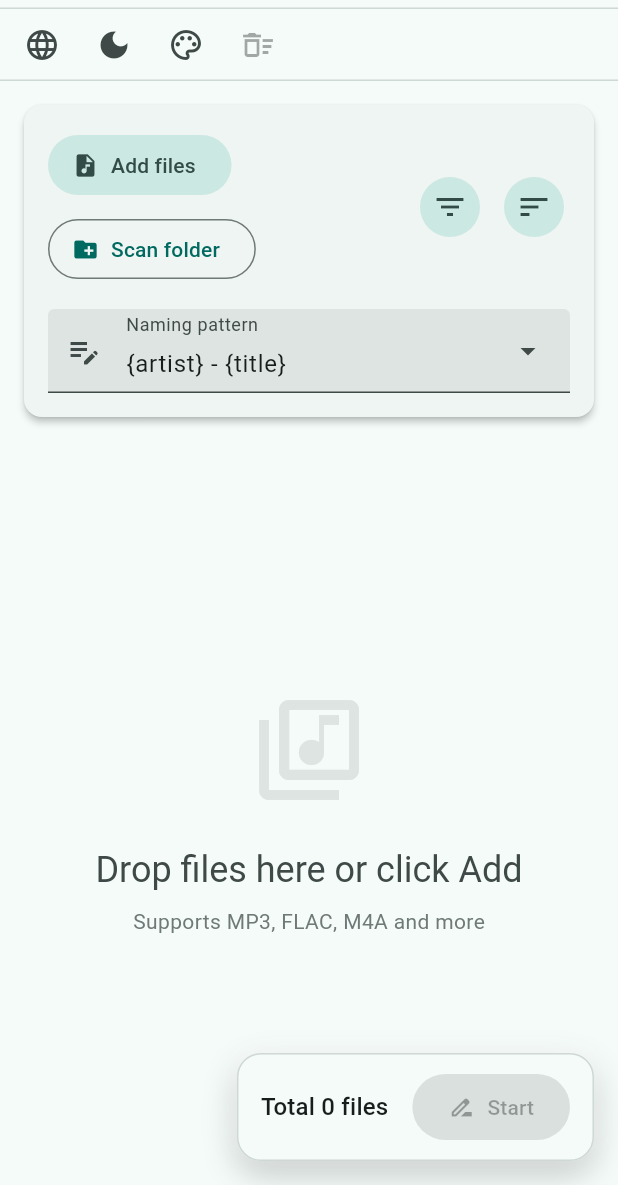
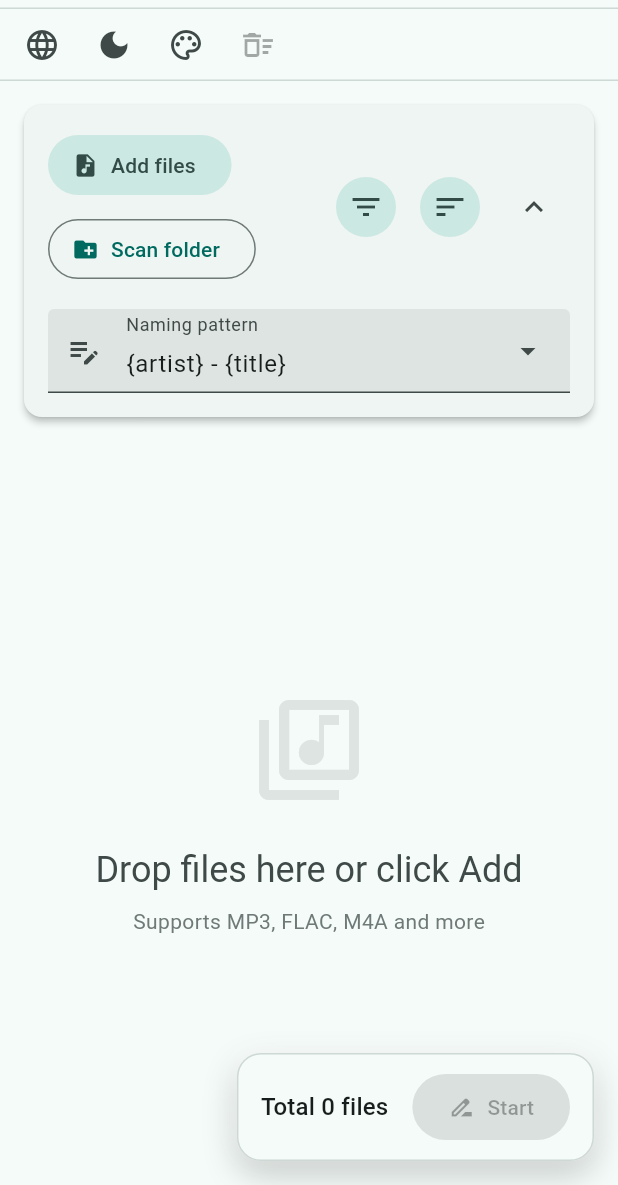
Before and after one commit to ChuwuYo/Re-Music, a Flutter app: the screen it shows after launch, on a phone screen of 412 x 824 dp, the part 51-1236 px from its top. Run offline on Flutter 3.47's test engine with Material 3 defaults, Android fonts, the phone set to English and light mode, and no system bars; our stand-ins replace file_picker; missing offline and left inert: audio_metadata_reader, audiotags, window_manager; Roboto replaces fonts that are missing (HanYiJiaShuJian).

Commit message:
feat(排序): 添加升序降序排序
- 在音频提供器中添加排序方向控制
- 更新设置模型以保存排序方向状态
- 添加排序方向切换按钮到控制面板
- 为排序功能添加中英文本地化支持

```diff
--- a/lib/l10n/app_en.arb
+++ b/lib/l10n/app_en.arb
@@ -4,7 +4,7 @@
   "clearList": "Clear list",
   "language": "Language",
   "followSystem": "Follow system",
-  "chinese": "中文",
+  "chinese": "简体中文",
   "english": "English",
   "switchToDark": "Switch to dark mode",
   "switchToLight": "Switch to light mode",
@@ -90,5 +90,7 @@
   "confirm": "Confirm",
   "cancel": "Cancel",
   "close": "Close",
-  "invalidNumber": "Please enter a valid number"
+  "invalidNumber": "Please enter a valid number",
+  "sortAscending": "Ascending",
+  "sortDescending": "Descending"
 }
--- a/lib/l10n/app_localizations.dart
+++ b/lib/l10n/app_localizations.dart
@@ -517,6 +517,18 @@ abstract class AppLocalizations {
   /// In en, this message translates to:
   /// **'Please enter a valid number'**
   String get invalidNumber;
+
+  /// No description provided for @sortAscending.
+  ///
+  /// In en, this message translates to:
+  /// **'Ascending'**
+  String get sortAscending;
+
+  /// No description provided for @sortDescending.
+  ///
+  /// In en, this message translates to:
+  /// **'Descending'**
+  String get sortDescending;
 }
 
 class _AppLocalizationsDelegate
--- a/lib/l10n/app_localizations_en.dart
+++ b/lib/l10n/app_localizations_en.dart
@@ -225,4 +225,10 @@ class AppLocalizationsEn extends AppLocalizations {
 
   @override
   String get invalidNumber => 'Please enter a valid number';
+
+  @override
+  String get sortAscending => 'Ascending';
+
+  @override
+  String get sortDescending => 'Descending';
 }
--- a/lib/l10n/app_localizations_zh.dart
+++ b/lib/l10n/app_localizations_zh.dart
@@ -225,4 +225,10 @@ class AppLocalizationsZh extends AppLocalizations {
 
   @override
   String get invalidNumber => '请输入有效的数字';
+
+  @override
+  String get sortAscending => '升序';
+
+  @override
+  String get sortDescending => '降序';
 }
--- a/lib/l10n/app_zh.arb
+++ b/lib/l10n/app_zh.arb
@@ -4,7 +4,7 @@
   "clearList": "清空列表",
   "language": "语言",
   "followSystem": "跟随系统",
-  "chinese": "中文",
+  "chinese": "简体中文",
   "english": "English",
   "switchToDark": "切换到深色模式",
   "switchToLight": "切换到浅色模式",
@@ -90,5 +90,7 @@
   "confirm": "确认",
   "cancel": "取消",
   "close": "关闭",
-  "invalidNumber": "请输入有效的数字"
+  "invalidNumber": "请输入有效的数字",
+  "sortAscending": "升序",
+  "sortDescending": "降序"
 }
--- a/lib/main.dart
+++ b/lib/main.dart
@@ -26,6 +26,7 @@ void main() async {
     themeController.setThemeMode(settings.themeMode);
     themeController.setSeedColor(settings.seedColor);
     audioProvider.setSortCriteria(settings.sortCriteria);
+    audioProvider.setSortAscending(settings.sortAscending);
     audioProvider.setPattern(settings.pattern);
     audioProvider.setFilter(settings.filter);
   }
@@ -36,6 +37,7 @@ void main() async {
       themeMode: themeController.themeMode,
       seedColor: themeController.seedColor,
       sortCriteria: audioProvider.sortCriteria,
+      sortAscending: audioProvider.sortAscending,
       pattern: audioProvider.pattern,
       filter: audioProvider.filter,
     ),
@@ -48,6 +50,7 @@ void main() async {
         themeMode: themeController.themeMode,
         seedColor: themeController.seedColor,
         sortCriteria: audioProvider.sortCriteria,
+        sortAscending: audioProvider.sortAscending,
         pattern: audioProvider.pattern,
         filter: audioProvider.filter,
       ),
--- a/lib/widgets/rename_control_panel.dart
+++ b/lib/widgets/rename_control_panel.dart
@@ -99,6 +99,8 @@ class _RenameControlPanelState extends State<RenameControlPanel> {
                 _FilterMenu(),
                 const SizedBox(width: 8),
                 _SortMenu(),
+                const SizedBox(width: 8),
+                _SortOrderButton(),
               ],
             ),
             const SizedBox(height: 16),
@@ -216,22 +218,37 @@ class _SortMenu extends StatelessWidget {
           menuChildren: [
             MenuItemButton(
               onPressed: () => provider.sortBy('name'),
+              leadingIcon: provider.sortCriteria == 'name'
+                  ? const Icon(Icons.check)
+                  : const SizedBox(width: 24),
               child: Text(l10n.sortByName),
             ),
             MenuItemButton(
               onPressed: () => provider.sortBy('artist'),
+              leadingIcon: provider.sortCriteria == 'artist'
+                  ? const Icon(Icons.check)
+                  : const SizedBox(width: 24),
               child: Text(l10n.sortByArtist),
             ),
             MenuItemButton(
               onPressed: () => provider.sortBy('title'),
+              leadingIcon: provider.sortCriteria == 'title'
+                  ? const Icon(Icons.check)
+                  : const SizedBox(width: 24),
               child: Text(l10n.sortByTitle),
             ),
             MenuItemButton(
               onPressed: () => provider.sortBy('size'),
+              leadingIcon: provider.sortCriteria == 'size'
+                  ? const Icon(Icons.check)
+                  : const SizedBox(width: 24),
               child: Text(l10n.sortBySize),
             ),
             MenuItemButton(
               onPressed: () => provider.sortBy('date'),
+              leadingIcon: provider.sortCriteria == 'date'
+                  ? const Icon(Icons.check)
+                  : const SizedBox(width: 24),
               child: Text(l10n.sortByModifiedTime),
             ),
           ],
@@ -240,3 +257,25 @@ class _SortMenu extends StatelessWidget {
     );
   }
 }
+
+class _SortOrderButton extends StatelessWidget {
+  @override
+  Widget build(BuildContext context) {
+    return Consumer<AudioProvider>(
+      builder: (context, provider, child) {
+        final l10n = AppLocalizations.of(context)!;
+        return IconButton(
+          tooltip: provider.sortAscending
+              ? l10n.sortAscending
+              : l10n.sortDescending,
+          icon: Icon(
+            provider.sortAscending
+                ? Icons.keyboard_arrow_up
+                : Icons.keyboard_arrow_down,
+          ),
+          onPressed: () => provider.toggleSortOrder(),
+        );
+      },
+    );
+  }
+}
```
Also changed, not shown: lib/models/app_settings.dart (+18 -2 lines), lib/providers/audio_provider.dart (+37 -5 lines).
